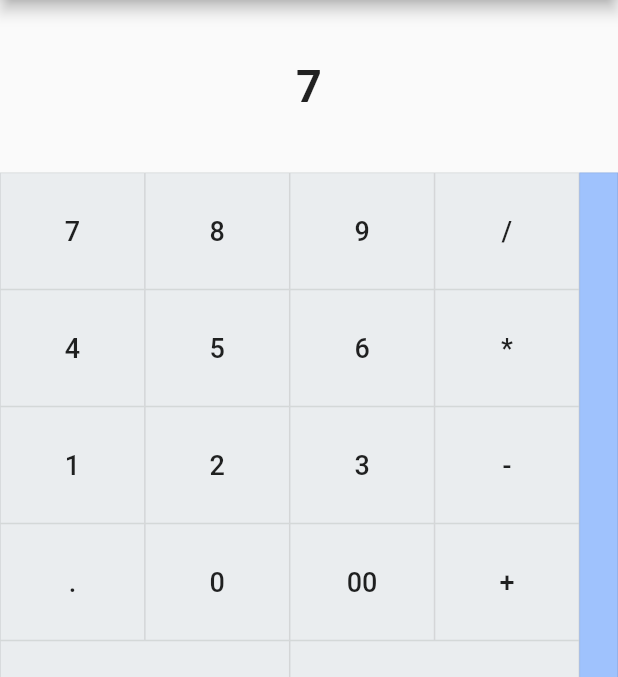
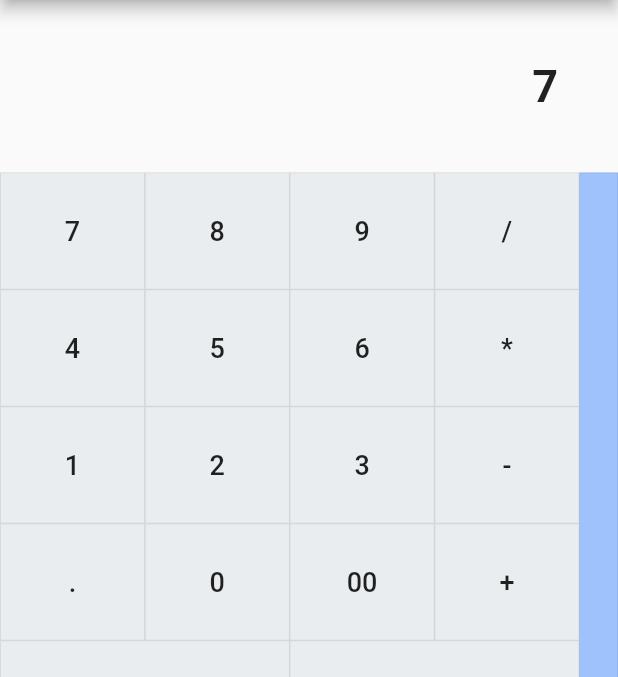
Before and after one commit to 19AK68/calculator_flutter, a Flutter app: the screen it shows after launch, after a tap on an icon or button, on a phone screen of 412 x 824 dp, the part 84-761 px from its top. Run offline on Flutter 3.47's test engine with Material 2 defaults, Android fonts, the phone set to English and light mode, and no system bars.

Commit message:
format results

```diff
--- a/lib/calculator.dart
+++ b/lib/calculator.dart
@@ -1,4 +1,5 @@
 import 'package:flutter_calc/number-format.dart';
+import 'dart:math';
 
 class Calculations {
   static const ADDITION = '+';
@@ -55,7 +56,7 @@ class Calculator {
       return text;
     }
 
-    return NumberFormatter.format(result.toString());
+    return NumberFormatter.format(result.toString().substring(0,min(10,result.toString().length)));
   }
 
 
--- a/lib/display-numbers.dart
+++ b/lib/display-numbers.dart
@@ -4,47 +4,70 @@ class NumberDisplay extends StatelessWidget {
   NumberDisplay({this.value: ''});
 
   final String value;
-  double sizefont = 30.00;
-
 
 
 
   @override
   Widget build(BuildContext context) {
-    return Padding(
-        padding: EdgeInsets.only(
-          left: 10.0,
-          top: 40.0,
-          right: 10.0,
-          bottom: 40.0,
-        ),
-        child: SingleChildScrollView(
-            scrollDirection: Axis.horizontal,
+    return
+         Padding(
+          padding: EdgeInsets.all(40.0),
 
 
-            child: Row(
+              child: Row( mainAxisAlignment: MainAxisAlignment.end,
+                children: <Widget>[
+                  Text(value,
+                    textAlign:TextAlign.right,
+                    style: TextStyle(fontSize: 30, fontWeight: FontWeight.bold),)
+                ],
 
-              // mainAxisAlignment: MainAxisAlignment.end,
-              children: <Widget>[
+              ),
 
-                Text(
-                  value,
 
-                  style: TextStyle(fontSize: sizefont, fontWeight: FontWeight.bold),
-                ),
 
-          ],
+    );
 
-              mainAxisAlignment: MainAxisAlignment.end,
 
-            )
-        ));
+
+
   }
 
-  lv() {
-    if(value.length>28){
-      sizefont = 20;
+}
 
-    }
-  }
-}
+
+//return Padding(
+//padding: EdgeInsets.only(
+//left: 10.0,
+//top: 40.0,
+//right: 10.0,
+//bottom: 40.0,
+//),
+//child: SingleChildScrollView(
+//scrollDirection: Axis.horizontal,
+//
+//
+//child: Row(
+//
+//// mainAxisAlignment: MainAxisAlignment.end,
+//children: <Widget>[
+//
+//Text(
+//value,
+//
+//style: TextStyle(fontSize: sizefont, fontWeight: FontWeight.bold),
+//),
+//
+//],
+//
+//mainAxisAlignment: MainAxisAlignment.end,
+//
+//)
+//));
+//}
+//
+//lv() {
+//  if(value.length>28){
+//    sizefont = 20;
+//
+//  }
+//}
--- a/lib/main.dart
+++ b/lib/main.dart
@@ -10,7 +10,6 @@ class MyApp extends StatelessWidget {
   @override
   Widget build(BuildContext context) {
     return MaterialApp(
-      title: 'Flutter Demo',
       debugShowCheckedModeBanner: false,
       theme: ThemeData(
         primarySwatch: Colors.blue,
@@ -21,7 +20,6 @@ class MyApp extends StatelessWidget {
 }
 
 class MyHomePage extends StatefulWidget {
-
   MyHomePage({Key key, this.title}) : super(key: key);
 
   final String title;
@@ -37,8 +35,6 @@ class _MyHomePageState extends State<MyHomePage> {
   List<String> calculations = [];
   String calculatorString = '';
 
-
-
   @override
   Widget build(BuildContext context) {
     return Scaffold(
@@ -46,7 +42,6 @@ class _MyHomePageState extends State<MyHomePage> {
         title: Text(widget.title),
         centerTitle: false,
         actions: <Widget>[
-
           IconButton(
             icon: Icon(Icons.history),
             onPressed: () {
@@ -55,36 +50,28 @@ class _MyHomePageState extends State<MyHomePage> {
           )
         ],
       ),
-        body:Column(
+      body: Column(
         children: <Widget>[
-            Container( constraints: BoxConstraints(minWidth: calculatorString.length.toDouble()),
-                child:  NumberDisplay(value: calculatorString)
-
-        ),
+          Container(
+              constraints:
+                  BoxConstraints(minWidth: calculatorString.length.toDouble()),
+              child: NumberDisplay(value: calculatorString)),
           IntrinsicHeight(
-
-
-            child:Row(crossAxisAlignment: CrossAxisAlignment.stretch,
-
+              child: Row(
+            crossAxisAlignment: CrossAxisAlignment.stretch,
             children: <Widget>[
               Expanded(
                 child: Container(
                   child: CalculatorButtons(onTap: _onPressed),
-
-
                 ),
                 flex: 15,
               ),
               Expanded(
-                  child:
-                  Container(
+                child: Container(
                   //  height: 100.0,
 
                   decoration: BoxDecoration(
-
-                      color: Colors.blueAccent.withOpacity(0.5
-                      ) ,
-
+                    color: Colors.blueAccent.withOpacity(0.5),
                     border: Border.all(
                       color: Color.fromRGBO(0, 0, 0, 0.1),
                       width: 0.5,
@@ -94,18 +81,11 @@ class _MyHomePageState extends State<MyHomePage> {
                 flex: 1,
               ),
             ],
-
-            )
-                )
+          ))
         ],
-
-
       ),
-
     );
-
   }
-
 
   _navigateAndDisplayHistory(BuildContext context) async {
     final result = await Navigator.push(
@@ -161,10 +141,9 @@ class _MyHomePageState extends State<MyHomePage> {
     }
 
     setState(() {
-      if (!isNewEquation
-          && operations.length > 0
-          && operations.last == Calculations.EQUAL
-      ) {
+      if (!isNewEquation &&
+          operations.length > 0 &&
+          operations.last == Calculations.EQUAL) {
         calculatorString = buttonText;
         isNewEquation = true;
       } else {
```
Lines whose indentation alone changed are shown as unchanged.
